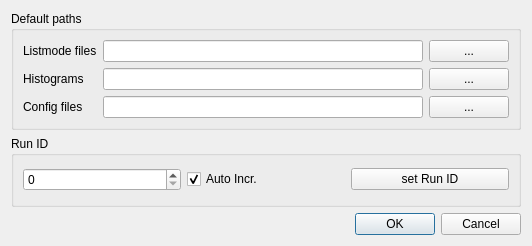
The window that qmesydaq/generalsetup.ui (flueke/qmesydaq) describes before a commit, drawn with Qt 5.
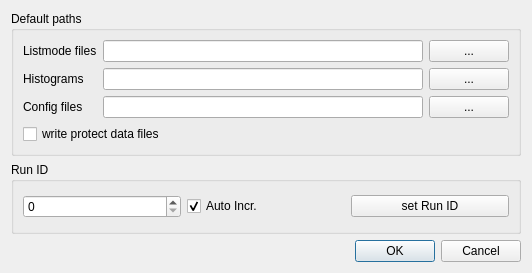
The same window after the commit.

Commit message:
Add a write protection for data files option
The user may decide whether he wants to enable the write/delete
protection for the data files.

```diff
--- a/qmesydaq/generalsetup.ui
+++ b/qmesydaq/generalsetup.ui
@@ -7,7 +7,7 @@
     <x>0</x>
     <y>0</y>
     <width>532</width>
-    <height>246</height>
+    <height>273</height>
    </rect>
   </property>
   <property name="windowTitle">
@@ -80,6 +80,13 @@
         </property>
        </widget>
       </item>
+      <item row="3" column="0" colspan="3">
+        <widget class="QCheckBox" name="writeProtect">
+          <property name="text">
+            <string>write protect data files</string>
+          </property>
+        </widget>
+      </item>
      </layout>
     </widget>
    </item>
```
Left out of the diff: 23 changed lines with no effect on the pictures. The commit also changes 11 other files.
